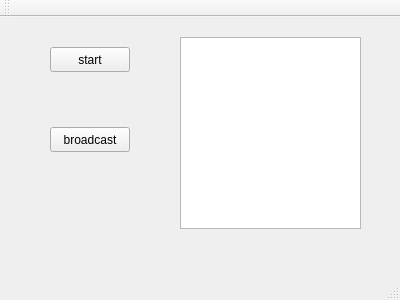
Above: server/ui/mainwindow.ui from jiangjianqing/libsocket before the change. Below: the same form after it.
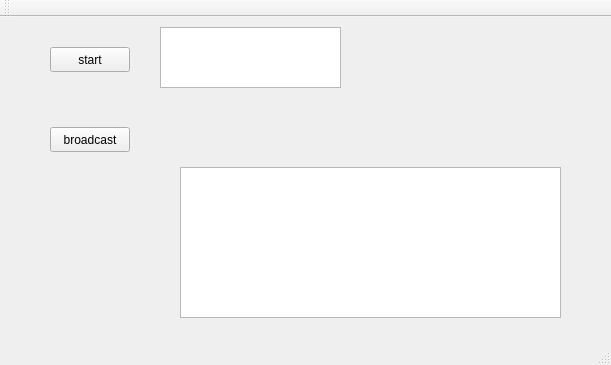
That is the form after the change.

```diff
--- a/server/ui/mainwindow.ui
+++ b/server/ui/mainwindow.ui
@@ -6,8 +6,8 @@
    <rect>
     <x>0</x>
     <y>0</y>
-    <width>400</width>
-    <height>300</height>
+    <width>611</width>
+    <height>365</height>
    </rect>
   </property>
   <property name="windowTitle">
@@ -43,10 +43,20 @@
    <widget class="QListWidget" name="listUpdater">
     <property name="geometry">
      <rect>
-      <x>180</x>
-      <y>20</y>
+      <x>160</x>
+      <y>10</y>
       <width>181</width>
-      <height>192</height>
+      <height>61</height>
+     </rect>
+    </property>
+   </widget>
+   <widget class="QTextEdit" name="textBrowser">
+    <property name="geometry">
+     <rect>
+      <x>180</x>
+      <y>150</y>
+      <width>381</width>
+      <height>151</height>
      </rect>
     </property>
    </widget>
```
Left out of the diff: 2 changed lines with no effect on the pictures.
